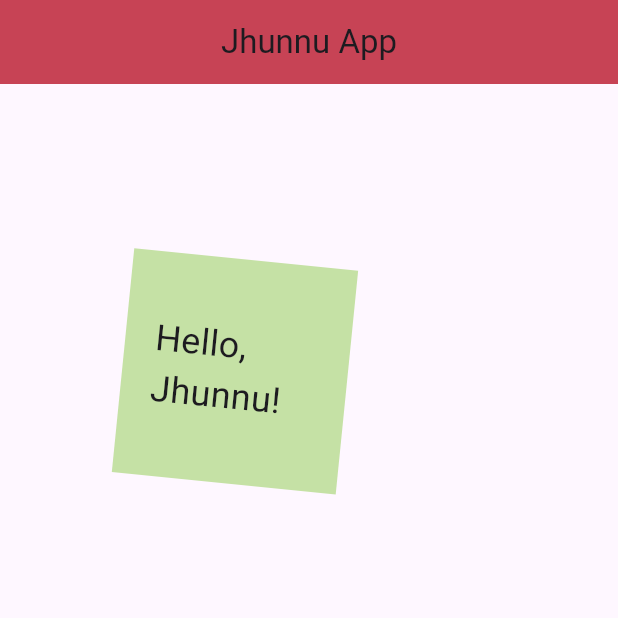
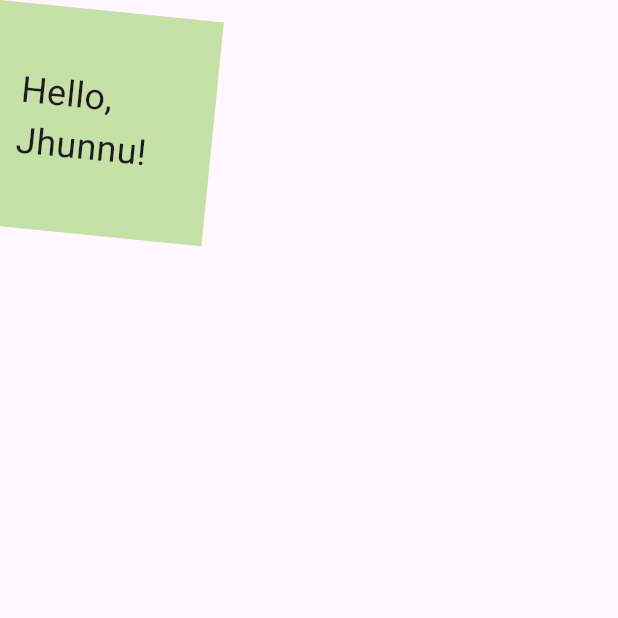
Before and after one commit to shivamsingh76/secondly, a Flutter app: the screen it shows after launch, on a phone screen of 412 x 824 dp, the top half of it. Run offline on Flutter 3.47's test engine with Material 3 defaults, Android fonts, the phone set to English and light mode, and no system bars.

Commit message:
SafeArea widget

```diff
--- a/lib/main.dart
+++ b/lib/main.dart
@@ -11,17 +11,18 @@ class MyWidget extends StatelessWidget {
   Widget build(BuildContext context) {
      return MaterialApp(
       home: Scaffold(
-        appBar: AppBar(
-          title: const Center(child: Text('Jhunnu App')),
-          backgroundColor: const Color.fromARGB(255, 199, 67, 85),
-        ),
-        body: Container(
+        // appBar: AppBar(
+        //   title: const Center(child: Text('Jhunnu App')),
+        //   backgroundColor: const Color.fromARGB(255, 199, 67, 85),
+        // ),
+        body: SafeArea(
+          child: Container(
             color: Colors.lightGreen[200],
             width: 150.0,
             height: 150.0,
             padding: const EdgeInsets.all(20.0),
             alignment: Alignment.center,
-          margin: const EdgeInsets.all(100.0),
+            // margin: const EdgeInsets.all(100.0),
             transform: Matrix4.rotationZ(0.1),
             child: Text(
               'Hello, Jhunnu!',
@@ -29,6 +30,7 @@ class MyWidget extends StatelessWidget {
             ),
           ),
         ),
+      ),
     );
   }
 }
```
Lines whose indentation alone changed are shown as unchanged.
